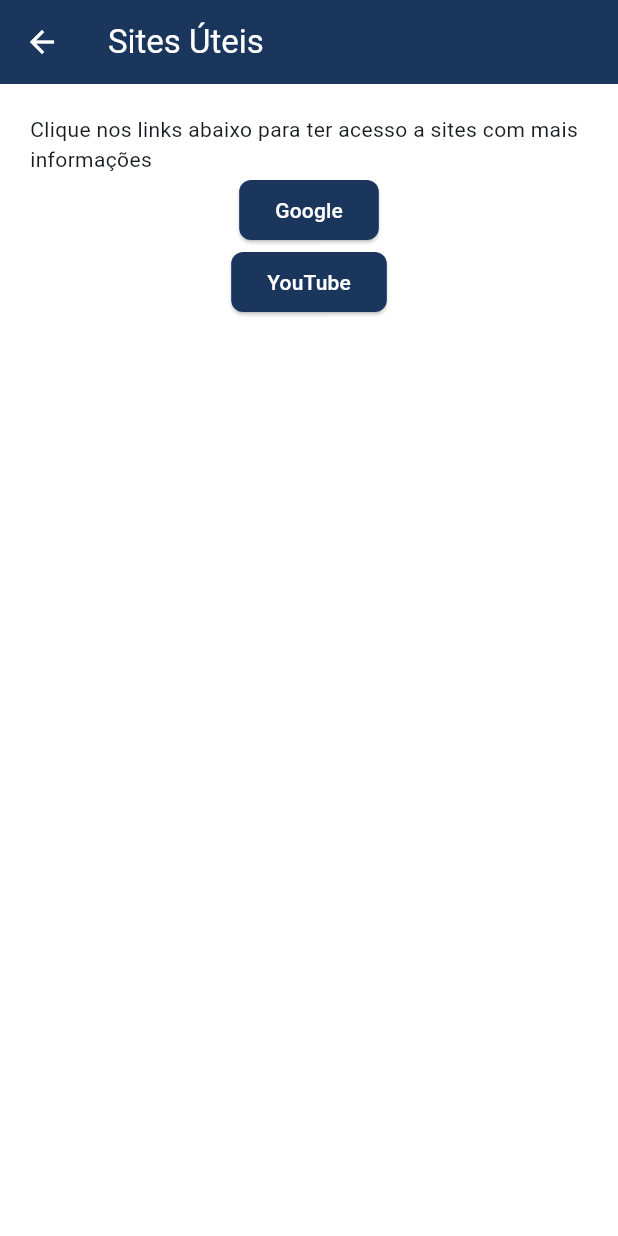
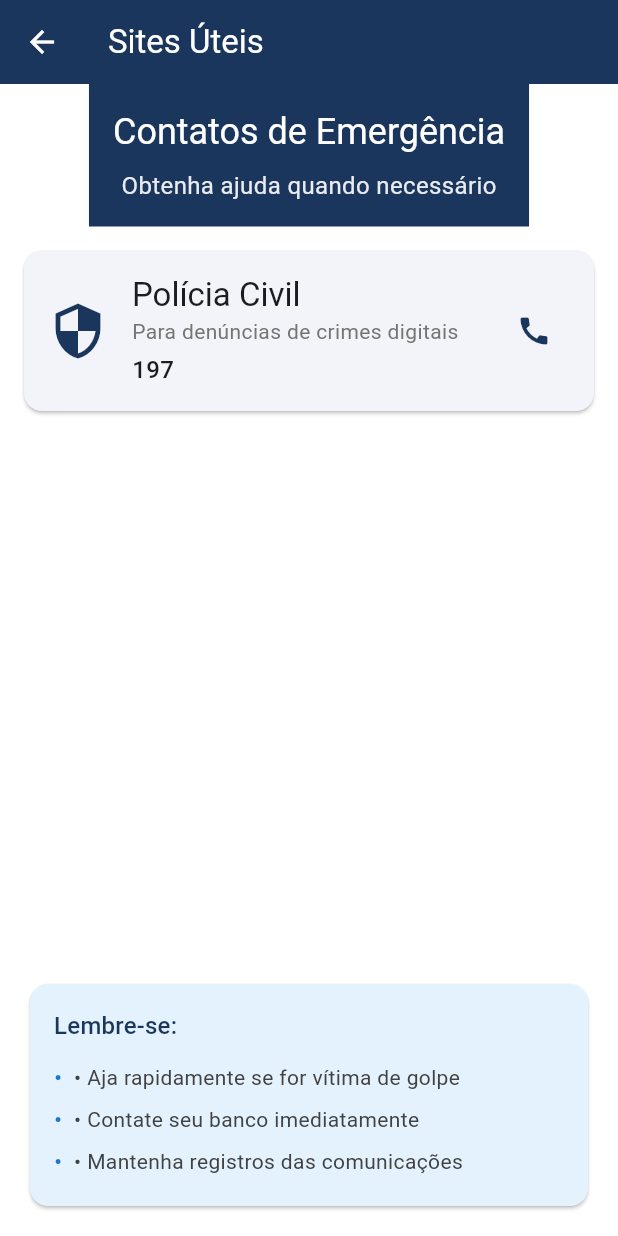
Before and after one commit to matheusclemente/protetor_digital_prototipo, a Flutter app: the UsefulLinksScreen screen opened directly, on a phone screen of 412 x 824 dp. Run offline on Flutter 3.47's test engine with Material 3 defaults, Android fonts, the phone set to English and light mode, and no system bars; our stand-ins replace introduction_screen.

Commit message:
Adjusting useful_links page layout

```diff
--- /dev/null
+++ b/assets/contacts.json
@@ -0,0 +1,20 @@
+[
+  {
+    "name": "Polícia Civil",
+    "description": "Para denúncias de crimes digitais",
+    "phone": "197",
+    "icon_code": "security"
+  },
+  {
+    "name": "Central de Atendimento",
+    "description": "Denúncias de golpes e fraudes",
+    "phone": "151",
+    "icon_code": "report"
+  },
+  {
+    "name": "Banco Central",
+    "description": "Orientação sobre fraudes financeiras",
+    "phone": "145",
+    "icon_code": "attach_money"
+  }
+]
--- /dev/null
+++ b/lib/features/useful_links/models/emergency_contact_model.dart
@@ -0,0 +1,33 @@
+import 'package:flutter/material.dart';
+
+class EmergencyContact {
+  final String name;
+  final String description;
+  final String phone;
+  final IconData iconData;
+
+  const EmergencyContact({
+    required this.name,
+    required this.description,
+    required this.phone,
+    required this.iconData,
+  });
+
+  Map<String, dynamic> toJson() => {
+    'name': name,
+    'description': description,
+    'phone': phone,
+    'iconData': iconData.codePoint,
+  };
+}
+
+class EmergencyContactModel {
+  static final List<EmergencyContact> emergencyContacts = [
+    EmergencyContact(
+      name: 'Polícia Civil',
+      description: 'Para denúncias de crimes digitais',
+      phone: '197',
+      iconData: Icons.security,
+    ),
+  ];
+}
--- a/lib/features/useful_links/useful_links_screen.dart
+++ b/lib/features/useful_links/useful_links_screen.dart
@@ -1,8 +1,9 @@
 import 'package:flutter/material.dart';
 import 'package:url_launcher/url_launcher_string.dart';
+import 'models/emergency_contact_model.dart';
 
 class UsefulLinksScreen extends StatelessWidget {
-  const UsefulLinksScreen({super.key});
+  UsefulLinksScreen({super.key});
 
   @override
   Widget build(BuildContext context) {
@@ -10,23 +11,145 @@ class UsefulLinksScreen extends StatelessWidget {
       appBar: AppBar(
         title: const Text("Sites Úteis"),
       ),
-      body: Padding(
-        padding: const EdgeInsets.all(20.0),
-        child: Column(children: <Widget>[
-          const Text(
-              "Clique nos links abaixo para ter acesso a sites com mais informações"),
-          ElevatedButton(
-              onPressed: () => _launchUrlString("https://www.google.com/"),
-              child: const Text("Google")),
-          ElevatedButton(
-              onPressed: () => _launchUrlString("https://www.youtube.com/"),
-              child: const Text("YouTube")),
-        ]),
+      body: Column(
+        children: [
+          Container(
+            color: Theme.of(context).primaryColor,
+            padding: const EdgeInsets.all(16),
+            child: Column(
+              children: [
+                Text(
+                  'Contatos de Emergência',
+                  style: Theme.of(context).textTheme.headlineSmall?.copyWith(color: Colors.white),
+                ),
+                const SizedBox(height: 8),
+                Text(
+                  'Obtenha ajuda quando necessário',
+                  style: TextStyle(
+                    color: Colors.white.withOpacity(0.9),
+                    fontSize: 16
+                  ),
+                ),
+              ],
+            ),
+          ),
+          Expanded(
+            child: ListView.builder(
+              padding: const EdgeInsets.all(16),
+              itemCount: _emergencyContacts.length,
+              itemBuilder: (context, index) {
+                final contact = _emergencyContacts[index];
+                return Card(
+                  margin: const EdgeInsets.only(bottom: 16),
+                  child: Padding(
+                    padding: const EdgeInsets.all(16),
+                    child: Row(
+                      children: [
+                        Icon(contact.iconData, size: 40, color: Theme.of(context).primaryColor),
+                        const SizedBox(width: 16),
+                        Expanded(
+                          child: Column(
+                            crossAxisAlignment: CrossAxisAlignment.start,
+                            children: [
+                              Text(
+                                contact.name,
+                                style: Theme.of(context).textTheme.titleLarge,
+                              ),
+                              Text(
+                                contact.description,
+                                style: TextStyle(
+                                  color: Colors.grey[600],
+                                  fontSize: 14
+                                ),
+                              ),
+                              const SizedBox(height: 4),
+                              Text(
+                                contact.phone,
+                                style: const TextStyle(
+                                  fontSize: 16,
+                                  fontWeight: FontWeight.w500
+                                ),
+                              ),
+                            ],
+                          ),
+                        ),
+                        IconButton(
+                          icon: const Icon(Icons.call),
+                          color: Theme.of(context).primaryColor,
+                          onPressed: () => _launchUrlString('tel:${contact.phone}'),
+                        ),
+                      ],
+                    ),
+                  ),
+                );
+              },
+            ),
+          ),
+          _buildReminderSection(context),
+        ],
       ),
     );
   }
 
-  void _launchUrlString(String url) async {
+  final List<EmergencyContact> _emergencyContacts = EmergencyContactModel.emergencyContacts;
+
+Widget _buildReminderSection(BuildContext context) {
+  return Padding(
+    padding: const EdgeInsets.all(16),
+    child: Card(
+      color: Colors.blue[50],
+      child: Padding(
+        padding: const EdgeInsets.all(16),
+        child: Column(
+          crossAxisAlignment: CrossAxisAlignment.start,
+          children: [
+            Text(
+              'Lembre-se:',
+              style: Theme.of(context).textTheme.titleMedium?.copyWith(
+                color: Theme.of(context).primaryColor
+              ),
+            ),
+            const SizedBox(height: 8),
+            _buildReminderItem('• Aja rapidamente se for vítima de golpe'),
+            _buildReminderItem('• Contate seu banco imediatamente'),
+            _buildReminderItem('• Mantenha registros das comunicações'),
+          ],
+        ),
+      ),
+    ),
+  );
+}
+
+Widget _buildReminderItem(String text) {
+  return Padding(
+    padding: const EdgeInsets.symmetric(vertical: 4),
+    child: Row(
+      crossAxisAlignment: CrossAxisAlignment.start,
+      children: [
+        Text(
+          '•',
+          style: TextStyle(
+            color: Colors.blue[700],
+            fontWeight: FontWeight.bold
+          ),
+        ),
+        const SizedBox(width: 8),
+        Expanded(
+          child: Text(
+            text,
+            style: TextStyle(
+              color: Colors.grey[800],
+              fontSize: 14
+            ),
+          ),
+        ),
+      ],
+    ),
+  );
+}
+
+
+void _launchUrlString(String url) async {
     if (await canLaunchUrlString(url)) {
       await launchUrlString(url);
     } else {
--- a/lib/main.dart
+++ b/lib/main.dart
@@ -215,7 +215,7 @@ class MainScreen extends StatelessWidget {
                     context,
                     Icons.link,
                     'Sites Úteis',
-                    () => Navigator.push(context, MaterialPageRoute(builder: (_) => const UsefulLinksScreen())),
+                    () => Navigator.push(context, MaterialPageRoute(builder: (_) => UsefulLinksScreen())),
                   ),
                 ],
               ),
```
